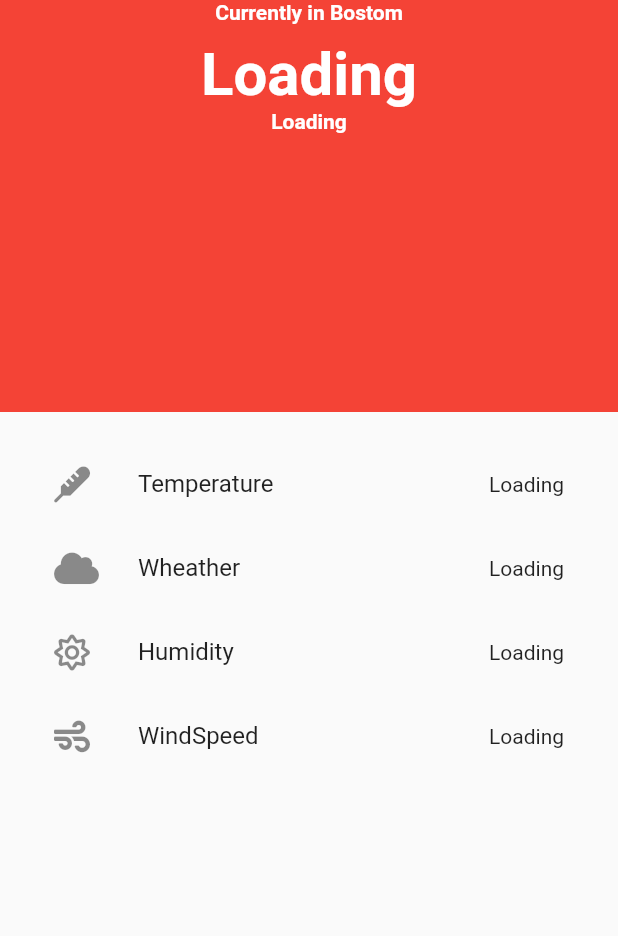
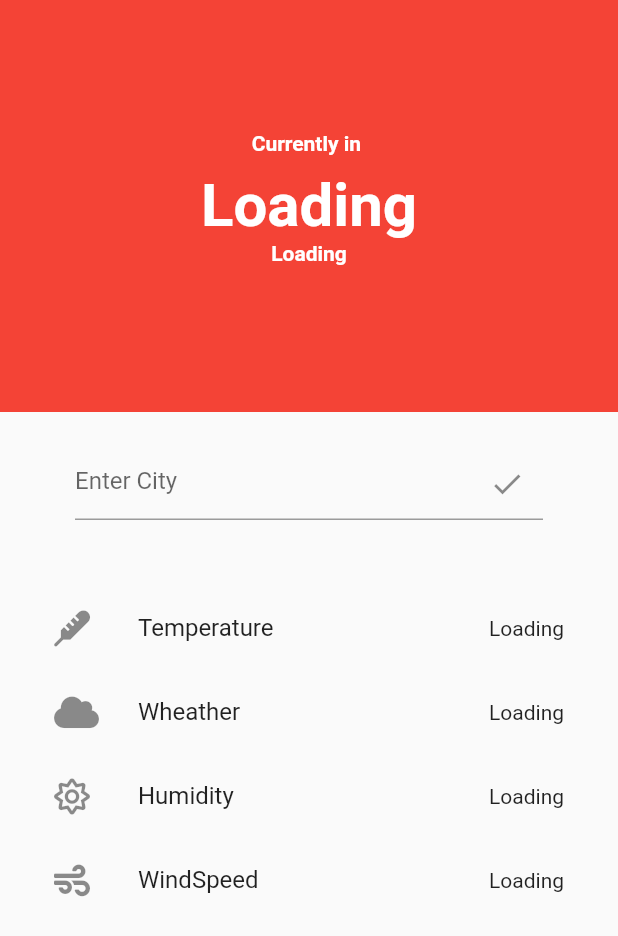
Before and after one commit to DSCVITBHOPAL/Weather-Application, a Flutter app: the screen it shows after launch, on a phone screen of 412 x 824 dp. Shown: the top 936 px of the screen. Run offline on Flutter 3.47's test engine with Material 2 defaults, Android fonts, the phone set to English and light mode, and no system bars; our stand-ins replace font_awesome_flutter.

Commit message:
Update main.dart

```diff
--- a/lib/main.dart
+++ b/lib/main.dart
@@ -1,31 +1,75 @@
 import 'package:flutter/material.dart';
+import 'package:flutter/services.dart';
 import 'package:font_awesome_flutter/font_awesome_flutter.dart';
 import 'package:http/http.dart' as http;
 import 'dart:convert';
 
-void main () => runApp(
-MaterialApp(
-  title:"Wheather App",
-  home:Home(),
-)
-);
+void main() => runApp(MaterialApp(
+      debugShowCheckedModeBanner: false,
+      title: "Wheather App",
+      home: Home(),
+    ));
+
 class Home extends StatefulWidget {
   @override
-  State<StatefulWidget> createState(){
+  State<StatefulWidget> createState() {
     return _HomeState();
   }
 }
 
-
-class _HomeState extends State<Home>{
+class _HomeState extends State<Home> {
   var temp;
   var description;
   var currently;
   var humidity;
   var windspeed;
-  Future getWeather () async{
-   http.Response response= await http.get("http://api.openweathermap.org/data/2.5/weather?q=Delhi&appid=775bb17b2b4769a26acb8863016acb77");
-   var results= jsonDecode(response.body);
+  TextEditingController _controller;
+  final String apiID = "775bb17b2b4769a26acb8863016acb77";
+
+  @override
+  void initState() {
+    _controller = TextEditingController();
+    super.initState();
+  }
+
+  @override
+  Widget build(BuildContext context) {
+    showAlertDialog(BuildContext context, String cod, String error) {
+      // set up the button
+      Widget okButton = FlatButton(
+        child: Text("OK"),
+        onPressed: () {
+          Navigator.pop(context);
+        },
+      );
+
+      // set up the AlertDialog
+      AlertDialog alert = AlertDialog(
+        title: Text(cod),
+        content: Text(error),
+        actions: [
+          okButton,
+        ],
+      );
+
+      // show the dialog
+      showDialog(
+        context: context,
+        builder: (BuildContext context) {
+          return alert;
+        },
+      );
+    }
+
+    void getWeather(city) async {
+      try {
+        http.Response response = await http.get(
+            "https://api.openweathermap.org/data/2.5/weather?q=$city&&appid=775bb17b2b4769a26acb8863016acb77");
+        var results = jsonDecode(response.body);
+        print(results['cod']);
+        if (results['cod'] == '404') {
+          showAlertDialog(context, results['cod'], results['message']);
+        } else {
           setState(() {
             this.temp = results['main']['temp'];
             this.description = results['weather'][0]['description'];
@@ -34,34 +78,35 @@ class _HomeState extends State<Home>{
             this.windspeed = results['wind']['speed'];
           });
         }
-   @override
-   void initState(){
-     super.initState();
-     this.getWeather();
+      } catch (e) {
+        print(e);
       }
-   @override
-  Widget build (BuildContext context){
+    }
+
+    SystemChrome.setSystemUIOverlayStyle(
+      SystemUiOverlayStyle(statusBarColor: Colors.red),
+    );
     return Scaffold(
-    body:Column(
+      body: SafeArea(
+        child: Column(
           mainAxisAlignment: MainAxisAlignment.center,
-      crossAxisAlignment:CrossAxisAlignment.center,
-
-      children:<Widget>[
+          crossAxisAlignment: CrossAxisAlignment.center,
+          children: <Widget>[
             Container(
-          height:MediaQuery.of(context).size.height/3,
-          width:MediaQuery.of(context).size.width,
-          color:Colors.red,
-          child : Column(
-            children:<Widget> [
+              height: MediaQuery.of(context).size.height / 3,
+              width: MediaQuery.of(context).size.width,
+              color: Colors.red,
+              child: Column(
+                mainAxisAlignment: MainAxisAlignment.center,
+                children: <Widget>[
                   Padding(
-           padding: EdgeInsets.only(bottom:10.0),
-           child:Text(
-            "Currently in Bostom",
+                    padding: EdgeInsets.only(bottom: 10.0),
+                    child: Text(
+                      "Currently in ${_controller.text}",
                       style: TextStyle(
-              color:Colors.white,
+                          color: Colors.white,
                           fontSize: 14.0,
-              fontWeight: FontWeight.w600
-            ),
+                          fontWeight: FontWeight.w600),
                     ),
                   ),
                   Text(
@@ -69,47 +114,67 @@ class _HomeState extends State<Home>{
                     style: TextStyle(
                         color: Colors.white,
                         fontSize: 40.0,
-                fontWeight: FontWeight.w600
-             ),
+                        fontWeight: FontWeight.w600),
                   ),
                   Padding(
-           padding: EdgeInsets.only(bottom:10.0),
-           child:Text(
+                    padding: EdgeInsets.only(bottom: 10.0),
+                    child: Text(
                       currently != null ? currently.toString() : "Loading",
                       style: TextStyle(
-              color:Colors.white,
+                          color: Colors.white,
                           fontSize: 14.0,
-              fontWeight: FontWeight.w600
-            ),
+                          fontWeight: FontWeight.w600),
                     ),
                   ),
                 ],
               ),
             ),
+            Container(
+              padding: EdgeInsets.symmetric(horizontal: 50, vertical: 24),
+              child: TextField(
+                controller: _controller,
+                decoration: InputDecoration(
+                  suffixIcon: GestureDetector(
+                    onTap: () {
+                      FocusScope.of(context).unfocus();
+                      getWeather(_controller.text);
+                    },
+                    child: Icon(Icons.done),
+                  ),
+                  hintText: "Enter City",
+                ),
+              ),
+            ),
             Expanded(
               child: Padding(
-            padding:EdgeInsets.all(20.0),
+                padding: EdgeInsets.all(20.0),
                 child: ListView(
-              children:<Widget>[
+                  children: <Widget>[
                     ListTile(
                       leading: FaIcon(FontAwesomeIcons.thermometer),
                       title: Text("Temperature"),
-               trailing:Text(temp != null ? temp.toString() + "\u00B0" : "Loading"),
+                      trailing: Text(temp != null
+                          ? temp.toString() + "\u00B0"
+                          : "Loading"),
                     ),
                     ListTile(
                       leading: FaIcon(FontAwesomeIcons.cloud),
                       title: Text("Wheather"),
-               trailing:Text(description != null ? description.toString() : "Loading"),
+                      trailing: Text(description != null
+                          ? description.toString()
+                          : "Loading"),
                     ),
                     ListTile(
                       leading: FaIcon(FontAwesomeIcons.sun),
                       title: Text("Humidity"),
-               trailing:Text(humidity != null ? humidity.toString() : "Loading"),
+                      trailing: Text(
+                          humidity != null ? humidity.toString() : "Loading"),
                     ),
                     ListTile(
                       leading: FaIcon(FontAwesomeIcons.wind),
                       title: Text("WindSpeed"),
-               trailing:Text(windspeed != null ? windspeed.toString() : "Loading"),
+                      trailing: Text(
+                          windspeed != null ? windspeed.toString() : "Loading"),
                     ),
                   ],
                 ),
@@ -117,6 +182,7 @@ class _HomeState extends State<Home>{
             )
           ],
         ),
+      ),
     );
   }
 }
```
Lines whose indentation alone changed are shown as unchanged.
